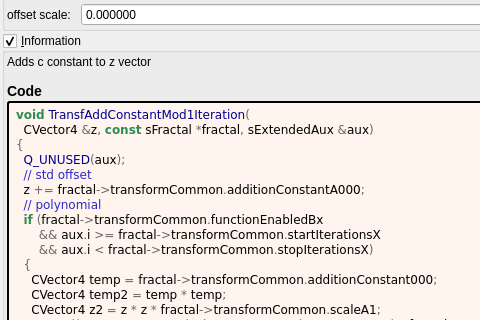
Qt form mandelbulber2/formula/ui/transf_add_constant_mod1.ui (buddhi1980/mandelbulber2) before a commit; both pictures show x 0 to 480 and y 304 to 624 of the 916 by 1085 pixel window.
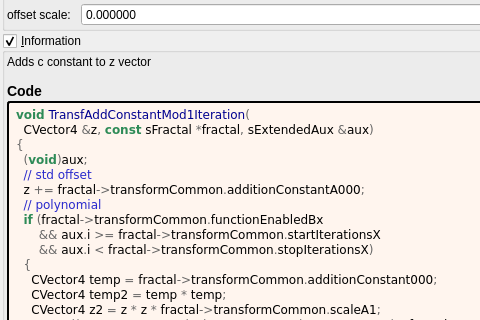
The same form after that commit. Custom widgets are drawn as their Qt base class.

Patch:
```diff
--- a/mandelbulber2/formula/ui/transf_add_constant_mod1.ui
+++ b/mandelbulber2/formula/ui/transf_add_constant_mod1.ui
@@ -486,7 +486,7 @@
 &lt;pre style=&quot;color:#000000; background-color:#fff5ee;  font-family:&#039;Courier New&#039;,monospace;white-space: pre-wrap;&quot;&gt;&lt;span style=&quot;color:#2e8b57; font-weight:bold&quot;&gt;void&lt;/span&gt; &lt;span style=&quot;color:#00008f&quot;&gt;TransfAddConstantMod1Iteration&lt;/span&gt;&lt;span style=&quot;color:#676767&quot;&gt;(&lt;/span&gt;
   CVector4 &lt;span style=&quot;color:#676767&quot;&gt;&amp;amp;&lt;/span&gt;z&lt;span style=&quot;color:#676767&quot;&gt;,&lt;/span&gt; &lt;span style=&quot;color:#2e8b57; font-weight:bold&quot;&gt;const&lt;/span&gt; sFractal &lt;span style=&quot;color:#676767&quot;&gt;*&lt;/span&gt;fractal&lt;span style=&quot;color:#676767&quot;&gt;,&lt;/span&gt; sExtendedAux &lt;span style=&quot;color:#676767&quot;&gt;&amp;amp;&lt;/span&gt;aux&lt;span style=&quot;color:#676767&quot;&gt;)&lt;/span&gt;
 &lt;span style=&quot;color:#676767&quot;&gt;{&lt;/span&gt;
-  &lt;span style=&quot;color:#00008f&quot;&gt;Q_UNUSED&lt;/span&gt;&lt;span style=&quot;color:#676767&quot;&gt;(&lt;/span&gt;aux&lt;span style=&quot;color:#676767&quot;&gt;);&lt;/span&gt;
+  &lt;span style=&quot;color:#676767&quot;&gt;(&lt;/span&gt;&lt;span style=&quot;color:#2e8b57; font-weight:bold&quot;&gt;void&lt;/span&gt;&lt;span style=&quot;color:#676767&quot;&gt;)&lt;/span&gt;aux&lt;span style=&quot;color:#676767&quot;&gt;;&lt;/span&gt;
   &lt;span style=&quot;color:#2929cc&quot;&gt;// std offset&lt;/span&gt;
   z &lt;span style=&quot;color:#676767&quot;&gt;+=&lt;/span&gt; fractal&lt;span style=&quot;color:#676767&quot;&gt;-&amp;gt;&lt;/span&gt;transformCommon&lt;span style=&quot;color:#676767&quot;&gt;.&lt;/span&gt;additionConstantA000&lt;span style=&quot;color:#676767&quot;&gt;;&lt;/span&gt;
   &lt;span style=&quot;color:#2929cc&quot;&gt;// polynomial&lt;/span&gt;
```
